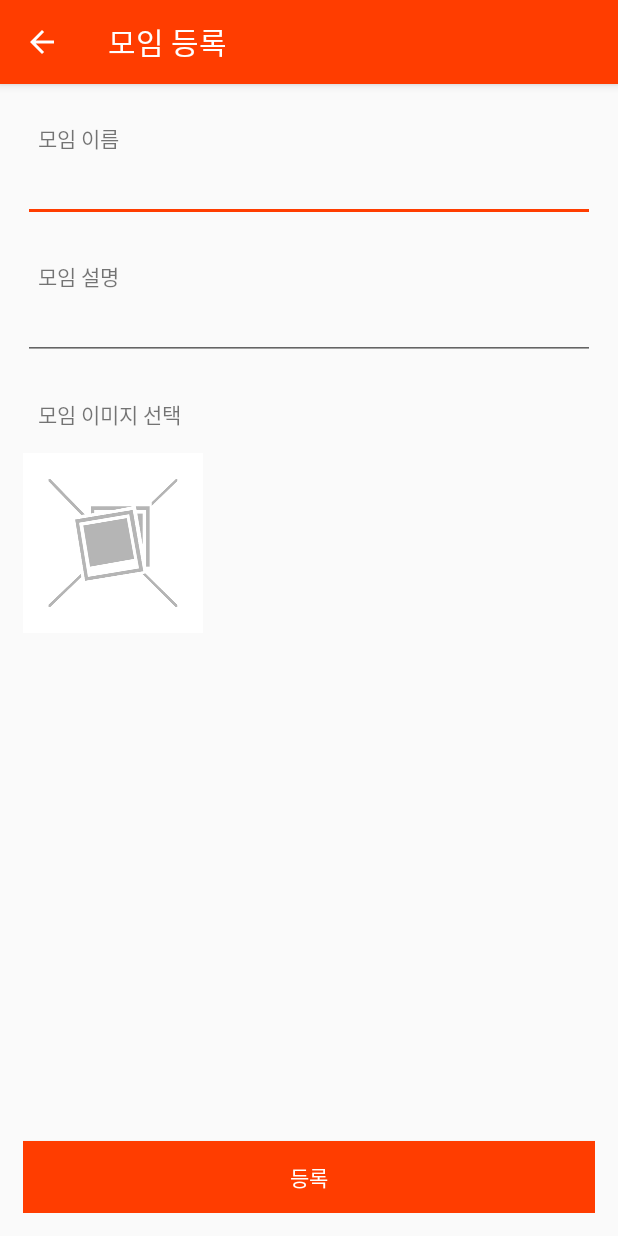
After one commit to Daehee-Jeong/Matjo_Android, an Android app: the GroupInsertActivity screen opened directly, with no data from a screen before it, on a phone screen of 412 x 824 dp. The commit adds this screen. Run offline under Robolectric (Android 15) with nearby library versions, the phone set to English and light mode, and no system bars; network calls fail.

```diff
--- a/Matjo/app/src/main/AndroidManifest.xml
+++ b/Matjo/app/src/main/AndroidManifest.xml
@@ -91,6 +91,9 @@
             android:name=".view.SetupActivity"
             android:screenOrientation="portrait" />
 
+        <activity android:name=".view.GroupInsertActivity"
+            android:screenOrientation="portrait"></activity>
+
         <service
             android:name=".service.MyFirebaseMessagingService">
             <intent-filter>
--- a/Matjo/app/src/main/java/com/kosta148/matjo/adapter/NotiListAdapter.java
+++ b/Matjo/app/src/main/java/com/kosta148/matjo/adapter/NotiListAdapter.java
@@ -67,9 +67,9 @@ public class NotiListAdapter extends BaseAdapter {
 
         NewsFeedBean newsFeedBean = (NewsFeedBean) getItem(position);
 
-        String content = "모임 " +
+        String content = "모임 '" +
                             newsFeedBean.getGroupName() +
-                            "의 " +
+                            "'의 " +
                             newsFeedBean.getTypeMsg() +
                             "(" +
                             newsFeedBean.getRestaName() +
--- /dev/null
+++ b/Matjo/app/src/main/java/com/kosta148/matjo/view/GroupInsertActivity.java
@@ -0,0 +1,106 @@
+package com.kosta148.matjo.view;
+
+import android.content.Intent;
+import android.net.Uri;
+import android.os.Bundle;
+import android.support.annotation.Nullable;
+import android.support.v7.app.AppCompatActivity;
+import android.view.MenuItem;
+import android.view.View;
+import android.widget.Button;
+import android.widget.EditText;
+import android.widget.ImageView;
+import android.widget.Toast;
+
+import com.kosta148.matjo.R;
+import com.kosta148.matjo.bean.GroupBean;
+
+/**
+ * Created by Daehee on 2017-06-22.
+ */
+
+public class GroupInsertActivity extends AppCompatActivity{
+    EditText etGroupName;
+    EditText etGroupInfo;
+    ImageView ivGroupImg;
+    Button btnInsert;
+
+    public static final int PICK_FROM_ALBUM = 1;
+
+    @Override
+    protected void onCreate(@Nullable Bundle savedInstanceState) {
+        super.onCreate(savedInstanceState);
+        setContentView(R.layout.activity_group_insert);
+
+        getSupportActionBar().setTitle("모임 등록");
+        getSupportActionBar().setDisplayHomeAsUpEnabled(true);
+
+        etGroupName = (EditText) findViewById(R.id.etGroupName);
+        etGroupInfo = (EditText) findViewById(R.id.etGroupInfo);
+        ivGroupImg = (ImageView) findViewById(R.id.ivGroupImg);
+        ivGroupImg.setOnClickListener(mClickListener);
+        btnInsert = (Button) findViewById(R.id.btnInsert);
+
+
+    } // end of onCreate
+
+    View.OnClickListener mClickListener = new View.OnClickListener() {
+        @Override
+        public void onClick(View v) {
+            switch (v.getId()) {
+
+                case R.id.ivGroupImg:
+                    // 인텐트로 사진 받아오기
+                    getPhotoFromGallary();
+                    break;
+
+                case R.id.btnInsert:
+                    // 등록 함수 호출
+                    break;
+
+            } // end of switch
+        } // end of onClick
+    };
+
+    @Override
+    public boolean onOptionsItemSelected(MenuItem item) {
+        switch (item.getItemId()) {
+            case android.R.id.home:
+                finish();
+                break;
+        }
+
+        return super.onOptionsItemSelected(item);
+    } // end of onOptionItemSelected()
+
+    public void getPhotoFromGallary() {
+        // 앨범 호출
+        Intent intent = new Intent(Intent.ACTION_PICK);
+        intent.setType(android.provider.MediaStore.Images.Media.CONTENT_TYPE);
+        startActivityForResult(intent, PICK_FROM_ALBUM);
+    } // end of getPhotoFromGallary
+
+    /**
+     * 모임을 등록하는 함수 ( Multipart )
+     * @param gBean
+     */
+    public void insertGroup(GroupBean gBean) {
+
+    } // end of insertGroup()
+
+    @Override
+    protected void onActivityResult(int requestCode, int resultCode, Intent data) {
+         if (resultCode != RESULT_OK) return;
+
+        switch (requestCode) {
+            case PICK_FROM_ALBUM:
+                Uri selUri = data.getData(); // 갤러리에서 받아온 사진의 Uri
+                String userImgPath = selUri.getPath();
+                Toast.makeText(getApplicationContext(), "사진가져옴" + userImgPath,
+                        Toast.LENGTH_SHORT).show();
+//                uploadImage();
+                break;
+        } // end of switch
+    } //  end of onActivityResult()
+
+} // end of class
--- a/Matjo/app/src/main/java/com/kosta148/matjo/view/GroupListFragment.java
+++ b/Matjo/app/src/main/java/com/kosta148/matjo/view/GroupListFragment.java
@@ -84,7 +84,8 @@ public class GroupListFragment extends Fragment {
         public void onItemClick(AdapterView<?> parent, View view, int position, long id) {
             if (position == 0) {
                 // 0 번 인덱스는 항상 새모임 추가 버튼이다.
-                mainActivity.showToast("모임 추가");
+                Intent intent = new Intent(getActivity().getApplicationContext(), GroupInsertActivity.class);
+                startActivity(intent);
             } else {
                 GroupBean gBean = groupList.get(position);
                 mainActivity.showToast(gBean.getGroupNo()+":"+gBean.getGroupName());
--- a/Matjo/app/src/main/java/com/kosta148/matjo/view/NotiFragment.java
+++ b/Matjo/app/src/main/java/com/kosta148/matjo/view/NotiFragment.java
@@ -77,7 +77,7 @@ public class NotiFragment extends Fragment {
             @Override
             public void onResponse(String response) {
                 Log.d("MyLog", "response : " + response);
-                mainActivity.showToast(response);
+//                mainActivity.showToast(response);
                 // 응답을 처리한다.
 
                 JsonParser parser = new JsonParser();
@@ -92,7 +92,6 @@ public class NotiFragment extends Fragment {
                     JsonArray newsFeedListJSArray = rootObj.get("newsFeedList").getAsJsonArray();
 
                     if (newsFeedListJSArray != null && newsFeedListJSArray.size() > 0) {
-                        mainActivity.showToast("오케이");
                         for (int i = 0; i < newsFeedListJSArray.size(); i++) {
                             NewsFeedBean newsFeedBean = gson.fromJson(newsFeedListJSArray.get(i), NewsFeedBean.class);
                             newsFeedList.add(newsFeedBean);
@@ -103,7 +102,7 @@ public class NotiFragment extends Fragment {
                     // 실패
                 }
 
-                if ( (result != null) && ("fail".equals(result)) ) {
+                if ( (result == null) || ("fail".equals(result)) ) {
                     mainActivity.showToast("null 또는 fail: " + resultMsg);
                 } // 결과 메시지 토스트
             } // end of onResponse()
--- /dev/null
+++ b/Matjo/app/src/main/res/layout/activity_group_insert.xml
@@ -0,0 +1,87 @@
+<?xml version="1.0" encoding="utf-8"?>
+<LinearLayout xmlns:android="http://schemas.android.com/apk/res/android"
+    android:layout_width="match_parent"
+    android:layout_height="match_parent"
+    android:orientation="vertical"
+    android:padding="15dp">
+
+    <ScrollView
+        android:layout_width="match_parent"
+        android:layout_height="0dp"
+        android:layout_weight="1">
+
+        <LinearLayout
+            android:layout_width="match_parent"
+            android:layout_height="match_parent"
+            android:layout_marginTop="10dp"
+            android:orientation="vertical">
+
+            <LinearLayout
+                android:layout_width="match_parent"
+                android:layout_height="wrap_content"
+                android:orientation="vertical">
+
+                <TextView
+                    android:layout_width="wrap_content"
+                    android:layout_height="wrap_content"
+                    android:layout_marginLeft="10dp"
+                    android:text="모임 이름" />
+
+                <EditText
+                    android:id="@+id/etGroupName"
+                    android:layout_width="match_parent"
+                    android:layout_height="wrap_content" />
+            </LinearLayout>
+
+            <LinearLayout
+                android:layout_width="match_parent"
+                android:layout_height="wrap_content"
+                android:layout_marginTop="25dp"
+                android:orientation="vertical">
+
+                <TextView
+                    android:layout_width="wrap_content"
+                    android:layout_height="wrap_content"
+                    android:layout_marginLeft="10dp"
+                    android:text="모임 설명" />
+
+                <EditText
+                    android:id="@+id/etGroupInfo"
+                    android:layout_width="match_parent"
+                    android:layout_height="wrap_content"
+                    android:inputType="textMultiLine" />
+            </LinearLayout>
+
+            <LinearLayout
+                android:layout_width="match_parent"
+                android:layout_height="wrap_content"
+                android:layout_marginTop="25dp"
+                android:orientation="vertical">
+
+                <TextView
+                    android:layout_width="wrap_content"
+                    android:layout_height="wrap_content"
+                    android:layout_marginLeft="10dp"
+                    android:text="모임 이미지 선택" />
+
+                <ImageView
+                    android:id="@+id/ivGroupImg"
+                    android:src="@drawable/ic_no_image"
+                    android:layout_width="120dp"
+                    android:layout_height="120dp"
+                    android:layout_marginTop="15dp" />
+            </LinearLayout>
+        </LinearLayout>
+
+    </ScrollView>
+
+
+    <Button
+        android:id="@+id/btnInsert"
+        android:layout_width="match_parent"
+        android:layout_height="wrap_content"
+        android:background="@drawable/system_button_default"
+        android:text="등록"
+        android:textColor="#fff" />
+
+</LinearLayout>
--- a/Matjo/app/src/main/res/layout/item_noti_list.xml
+++ b/Matjo/app/src/main/res/layout/item_noti_list.xml
@@ -12,6 +12,7 @@
         android:id="@+id/ivNoti"
         android:layout_width="40dp"
         android:layout_height="40dp"
+        android:layout_alignTop="@+id/tvContent"
         android:layout_centerVertical="true"/>
 
     <TextView
```
Also changed, not shown: Matjo/app/src/main/java/com/kosta148/matjo/view/MainActivity.java (+4 -4 lines).
